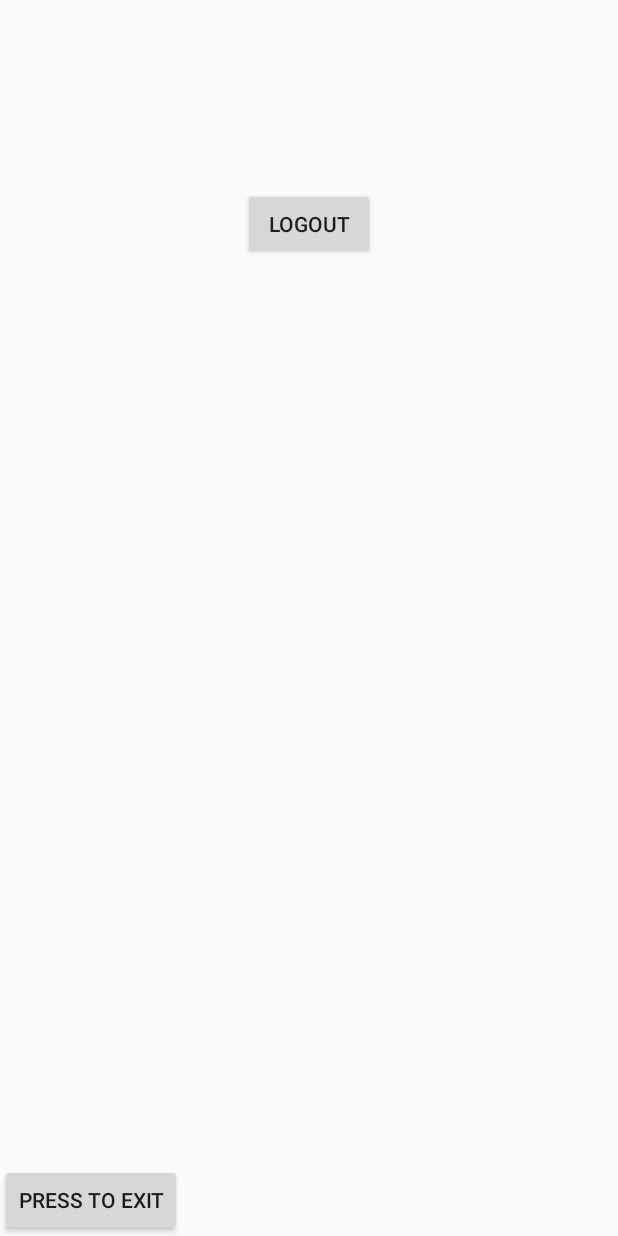
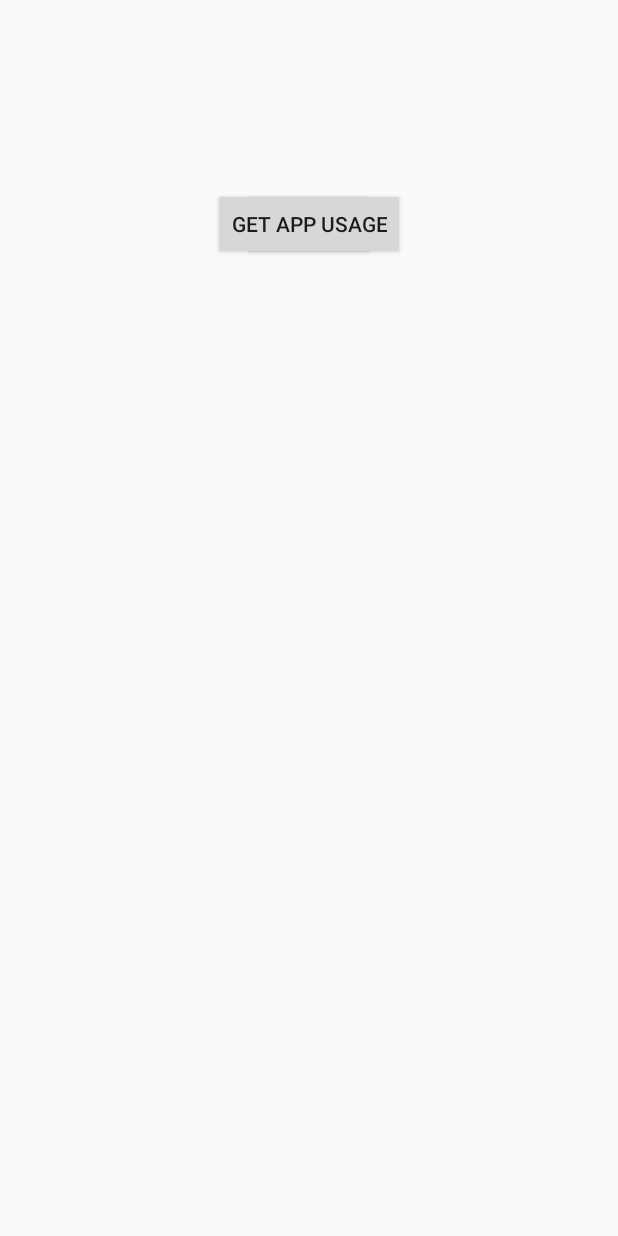
Before and after one commit to jcampb98/HonoursProjectApp, an Android app: the layout activity_home.xml on its own in the app's theme, with its tools: preview values and no code run, on a phone screen of 412 x 824 dp. Run offline under Robolectric (Android 15) with nearby library versions, the phone set to English and light mode, and no system bars.

Commit message:
implemented the app usage feature and it manages to track the how long the user uses an app
Signed-off-by: jcampb98 <caboose768@gmail.com>

```diff
--- a/app/src/main/res/layout/activity_home.xml
+++ b/app/src/main/res/layout/activity_home.xml
@@ -15,22 +15,14 @@
         android:layout_marginTop="125dp"
         android:id="@+id/buttonLogout" />
 
-    <TextView
-        android:id="@+id/grant_permission_message"
-        android:layout_width="match_parent"
-        android:layout_height="wrap_content"
-        android:padding="16dp"
-        android:text="@string/permission_message"
-        android:gravity="center"
-        android:layout_centerInParent="true"
-        android:textAppearance="@style/TextAppearance.AppCompat.Subhead"
-        android:visibility="gone" />
-
     <Button
-        android:id="@+id/exitButton"
+        android:text="Get App Usage"
         android:layout_width="wrap_content"
         android:layout_height="wrap_content"
-        android:text="Press to Exit"
-        android:layout_alignParentBottom="true" />
+        android:layout_alignParentTop="true"
+        android:layout_centerHorizontal="true"
+        android:layout_marginTop="125dp"
+        android:layout_below="@id/buttonLogout"
+        android:id="@+id/stats_btn" />
 
 </RelativeLayout>
--- a/app/src/main/res/values/strings.xml
+++ b/app/src/main/res/values/strings.xml
@@ -2,5 +2,5 @@
     <string name="app_name">Screen Health Application</string>
     <string name="title_activity_login">Login</string>
     <string name="title_activity_main2">Main2Activity</string>
-    <string name="permission_message">You need to grant access to usage stats\n GRANT PERMISSION</string>
+    <string name="action_settings">App Usage</string>
 </resources>
```
Also changed, not shown: app/src/main/java/com/razormist/simpleregistrationandloginapplication/Home.java (+33 -33 lines), app/src/main/java/com/razormist/simpleregistrationandloginapplication/UserStats.java (added, +73 -0 lines), app/src/main/res/menu/menu_main.xml (added, +7 -0 lines).
